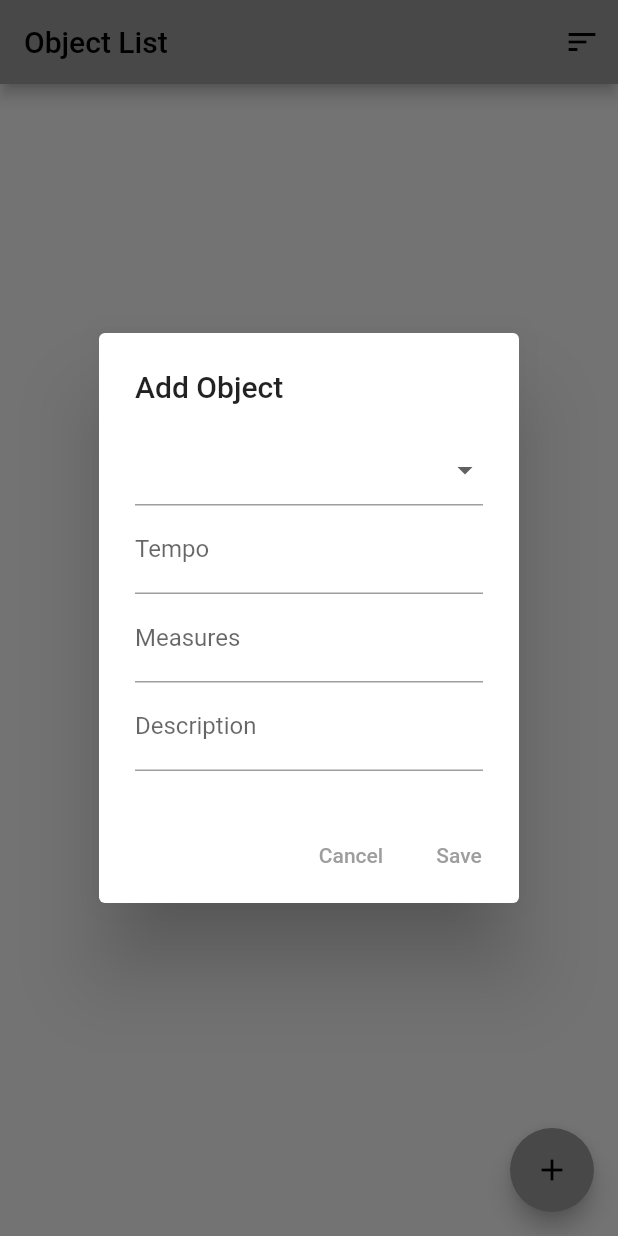
After one commit to JordanRaia/custom-metronome, a Flutter app: the ObjectListPage screen opened directly, after a tap on the "add" icon, on a phone screen of 412 x 824 dp. The commit adds this screen. Run offline on Flutter 3.47's test engine with Material 2 defaults, Android fonts, the phone set to English and light mode, and no system bars; missing offline and left inert: soundpool.

Commit message:
chatgpt tempo.dart

```diff
--- /dev/null
+++ b/lib/tempo.dart
@@ -0,0 +1,469 @@
+import 'package:flutter/material.dart';
+
+void main() => runApp(const MyTempo());
+
+class MyTempo extends StatelessWidget {
+  const MyTempo({super.key});
+
+  @override
+  Widget build(BuildContext context) {
+    return const MaterialApp(
+      title: 'Object List',
+      home: ObjectListPage(),
+    );
+  }
+}
+
+class ObjectListPage extends StatefulWidget {
+  const ObjectListPage({super.key});
+
+  @override
+  // ignore: library_private_types_in_public_api
+  _ObjectListPageState createState() => _ObjectListPageState();
+}
+
+class _ObjectListPageState extends State<ObjectListPage> {
+  // This list contains the data for the objects
+  List<ObjectData> objects = [];
+
+  // This string indicates the current sort mode for the list of objects
+  String sortMode = '';
+
+  @override
+  Widget build(BuildContext context) {
+    return Scaffold(
+      appBar: AppBar(
+        title: const Text('Object List'),
+        // Add a button to the app bar for sorting the list of objects
+        actions: <Widget>[
+          IconButton(
+            icon: const Icon(Icons.sort),
+            // When the button is tapped, show the sort options
+            onPressed: () {
+              showSortOptions(context);
+            },
+          ),
+        ],
+      ),
+      body: ListView.builder(
+        // The item count is the number of objects in the list
+        itemCount: objects.length,
+        // This function creates the widget for a single object
+        itemBuilder: (context, index) {
+          // Get the object data for the current index
+          ObjectData object = objects[index];
+
+          debugPrint('index: $index');
+
+          return ObjectCard(
+            object: object,
+            // When the delete button is tapped, delete the object from the list
+            onDelete: () {
+              setState(() {
+                objects.removeAt(index);
+              });
+            },
+            // When the edit button is tapped, show the edit object dialog
+            onEdit: () {
+              showEditObjectDialog(context, object, index);
+            },
+            index: index,
+          );
+        },
+      ),
+      // Add a floating action button for adding a new object
+      floatingActionButton: FloatingActionButton(
+        child: const Icon(Icons.add),
+        // When the button is tapped, show the add object dialog
+        onPressed: () {
+          showAddObjectDialog(context);
+        },
+      ),
+    );
+  }
+
+  // This function shows a dialog where the user can enter the data for a new object
+  void showAddObjectDialog(BuildContext context) {
+    // Create a text controller for the time signature field
+    final timeSignatureController = TextEditingController();
+    // Create a text controller for the tempo field
+    final tempoController = TextEditingController();
+    // Create a text controller for the number of measures field
+    final measuresController = TextEditingController();
+    // Create a text controller for the description field
+    final descriptionController = TextEditingController();
+
+    // Create a new alert dialog
+    showDialog(
+      context: context,
+      builder: (context) {
+        return AlertDialog(
+          // The dialog has a title
+          title: const Text('Add Object'),
+          // The dialog has a content area that contains the input fields for the object data
+          content: Column(
+            mainAxisSize: MainAxisSize.min,
+            children: <Widget>[
+              // Use a DropdownButton for the time signature field
+              DropdownButtonFormField(
+                items: [
+                  '1/4',
+                  '2/4',
+                  '3/4',
+                  '4/4',
+                  '5/4',
+                  '6/4',
+                  '7/4',
+                  '8/4',
+                ].map((timeSignature) {
+                  return DropdownMenuItem(
+                    value: timeSignature,
+                    child: Text(timeSignature),
+                  );
+                }).toList(),
+                onChanged: (value) {
+                  timeSignatureController.text = value!;
+                },
+              ),
+              // Use a TextFormField for the tempo field
+              TextFormField(
+                controller: tempoController,
+                decoration: const InputDecoration(
+                  labelText: 'Tempo',
+                ),
+                // Only allow numbers to be entered in the tempo field
+                keyboardType: TextInputType.number,
+              ),
+              // Use a TextFormField for the number of measures field
+              TextFormField(
+                controller: measuresController,
+                decoration: const InputDecoration(
+                  labelText: 'Measures',
+                ),
+                // Only allow numbers to be entered in the measures field
+                keyboardType: TextInputType.number,
+              ),
+              // Use a TextFormField for the description field
+              TextFormField(
+                controller: descriptionController,
+                decoration: const InputDecoration(
+                  labelText: 'Description',
+                ),
+              ),
+            ],
+          ),
+          // The dialog has two buttons: one to cancel the operation and one to save the new object
+          actions: <Widget>[
+            TextButton(
+              child: const Text('Cancel'),
+              // When the cancel button is tapped, just close the dialog
+              onPressed: () {
+                Navigator.of(context).pop();
+              },
+            ),
+            TextButton(
+              child: const Text('Save'),
+              // When the save button is tapped, add the new object to the list and close the dialog
+              onPressed: () {
+                setState(() {
+                  // Parse the input fields to get the values for the object data
+                  String timeSignature = timeSignatureController.text;
+                  int tempo = int.tryParse(tempoController.text) ?? 0;
+                  int measures = int.tryParse(measuresController.text) ?? 0;
+                  String description = descriptionController.text;
+
+                  // Add the new object to the list
+                  objects.add(ObjectData(
+                      timeSignature: timeSignature,
+                      tempo: tempo,
+                      measures: measures,
+                      description: description));
+                });
+                Navigator.of(context).pop();
+              },
+            ),
+          ],
+        );
+      },
+    );
+  }
+
+  // This function shows a dialog where the user can edit the data for an existing object
+  void showEditObjectDialog(
+      BuildContext context, ObjectData object, int index) {
+    // Create a text controller for the time signature field
+    final timeSignatureController =
+        TextEditingController(text: object.timeSignature);
+    // Create a text controller for the tempo field
+    final tempoController =
+        TextEditingController(text: object.tempo.toString());
+    // Create a text controller for the number of measures field
+    final measuresController =
+        TextEditingController(text: object.measures.toString());
+    // Create a text controller for the description field
+    final descriptionController =
+        TextEditingController(text: object.description);
+
+    // Create a new alert dialog
+    showDialog(
+      context: context,
+      builder: (context) {
+        return AlertDialog(
+          // The dialog has a title
+          title: const Text('Edit Object'),
+          // The dialog has a content area that contains the input fields for the object data
+          content: Column(
+            mainAxisSize: MainAxisSize.min,
+            children: <Widget>[
+              // Use a DropdownButton for the time signature field
+              DropdownButtonFormField(
+                items: [
+                  '1/4',
+                  '2/4',
+                  '3/4',
+                  '4/4',
+                  '5/4',
+                  '6/4',
+                  '7/4',
+                  '8/4',
+                ].map((timeSignature) {
+                  return DropdownMenuItem(
+                    value: timeSignature,
+                    child: Text(timeSignature),
+                  );
+                }).toList(),
+                onChanged: (value) {
+                  timeSignatureController.text = value!;
+                },
+              ),
+              // Use a TextFormField for the tempo field
+              TextFormField(
+                controller: tempoController,
+                decoration: const InputDecoration(
+                  labelText: 'Tempo',
+                ),
+                // Only allow numbers to be entered in the tempo field
+                keyboardType: TextInputType.number,
+              ),
+              // Use a TextFormField for the number of measures field
+              TextFormField(
+                controller: measuresController,
+                decoration: const InputDecoration(
+                  labelText: 'Measures',
+                ),
+                // Only allow numbers to be entered in the measures field
+                keyboardType: TextInputType.number,
+              ),
+              // Use a TextFormField for the description field
+              TextFormField(
+                controller: descriptionController,
+                decoration: const InputDecoration(
+                  labelText: 'Description',
+                ),
+              ),
+            ],
+          ),
+          // The dialog has two buttons: one to cancel the operation and one to save the edited object
+          actions: <Widget>[
+            TextButton(
+              child: const Text('Cancel'),
+              // When the cancel button is tapped, just close the dialog
+              onPressed: () {
+                Navigator.of(context).pop();
+              },
+            ),
+            TextButton(
+              child: const Text('Save'),
+              // When the save button is tapped, update the object data and close the dialog
+              onPressed: () {
+                setState(() {
+                  // Parse the input fields to get the values for the updated object data
+                  String timeSignature = timeSignatureController.text;
+                  int tempo = int.tryParse(tempoController.text) ?? 0;
+                  int measures = int.tryParse(measuresController.text) ?? 0;
+                  String description = descriptionController.text;
+
+                  // Update the object data in the list
+                  objects[index] = ObjectData(
+                      timeSignature: timeSignature,
+                      tempo: tempo,
+                      measures: measures,
+                      description: description);
+                });
+                Navigator.of(context).pop();
+              },
+            ),
+          ],
+        );
+      },
+    );
+  }
+
+  // This function shows a dialog where the user can select the sort mode for the list of objects
+  void showSortOptions(BuildContext context) {
+    // Create a new alert dialog
+    showDialog(
+      context: context,
+      builder: (context) {
+        return AlertDialog(
+          // The dialog has a title
+          title: const Text('Sort Options'),
+          // The dialog has a content area that contains the options for sorting the list of objects
+          content: Column(
+            mainAxisSize: MainAxisSize.min,
+            children: <Widget>[
+              // Use a radio button for each sort mode
+              RadioListTile(
+                title: const Text('Time Signature'),
+                value: 'timeSignature',
+                groupValue: sortMode,
+                // When the radio button is tapped, set the sort mode to the time signature and sort the list of objects
+                onChanged: (value) {
+                  setState(() {
+                    sortMode = value!;
+                    objects.sort(
+                        (a, b) => a.timeSignature.compareTo(b.timeSignature));
+                  });
+                  Navigator.of(context).pop();
+                },
+              ),
+              RadioListTile(
+                title: const Text('Tempo'),
+                value: 'tempo',
+                groupValue: sortMode,
+                // When the radio button is tapped, set the sort mode to the tempo and sort the list of objects
+                onChanged: (value) {
+                  setState(() {
+                    sortMode = value!;
+                    objects.sort((a, b) => a.tempo.compareTo(b.tempo));
+                    sortMode = value;
+                    objects.sort((a, b) => a.tempo.compareTo(b.tempo));
+                  });
+                  Navigator.of(context).pop();
+                },
+              ),
+              RadioListTile(
+                title: const Text('Measures'),
+                value: 'measures',
+                groupValue: sortMode,
+                // When the radio button is tapped, set the sort mode to the number of measures and sort the list of objects
+                onChanged: (value) {
+                  setState(() {
+                    sortMode = value!;
+                    objects.sort((a, b) => a.measures.compareTo(b.measures));
+                  });
+                  Navigator.of(context).pop();
+                },
+              ),
+              RadioListTile(
+                title: const Text('Description'),
+                value: 'description',
+                groupValue: sortMode,
+                // When the radio button is tapped, set the sort mode to the description and sort the list of objects
+                onChanged: (value) {
+                  setState(() {
+                    sortMode = value!;
+                    objects
+                        .sort((a, b) => a.description.compareTo(b.description));
+                  });
+                  Navigator.of(context).pop();
+                },
+              ),
+            ],
+          ),
+          // The dialog has a button to cancel the operation
+          actions: <Widget>[
+            TextButton(
+              child: const Text('Cancel'),
+              // When the cancel button is tapped, just close the dialog
+              onPressed: () {
+                Navigator.of(context).pop();
+              },
+            ),
+          ],
+        );
+      },
+    );
+  }
+}
+
+// This class represents the data for a single object
+class ObjectData {
+  // The time signature of the object
+  final String timeSignature;
+  // The tempo of the object
+  final int tempo;
+  // The number of measures in the object
+  final int measures;
+  // A description of the object
+  final String description;
+
+  ObjectData(
+      {required this.timeSignature,
+      required this.tempo,
+      required this.measures,
+      required this.description});
+}
+
+// This widget displays the data for a single object and provides buttons for editing or deleting the object
+class ObjectCard extends StatelessWidget {
+  // The object data
+  final ObjectData object;
+  // The index of the object in the list
+  final int index;
+  // The function to call when the object should be edited
+  final Function onEdit;
+  // The function to call when the object should be deleted
+  final Function onDelete;
+
+  const ObjectCard(
+      {super.key,
+      required this.object,
+      required this.index,
+      required this.onEdit,
+      required this.onDelete});
+
+  @override
+  Widget build(BuildContext context) {
+    return Card(
+      child: Padding(
+        padding: const EdgeInsets.all(8.0),
+        child: Column(
+          crossAxisAlignment: CrossAxisAlignment.start,
+          children: <Widget>[
+            // Display the time signature of the object
+            Text('Time Signature: ${object.timeSignature}'),
+            // Display the tempo of the object
+            Text('Tempo: ${object.tempo}'),
+            // Display the number of measures in the object
+            Text('Measures: ${object.measures}'),
+            // Display the description of the object
+            Text('Description: ${object.description}'),
+            // Add a row of buttons for editing and deleting the object
+            Row(
+              mainAxisAlignment: MainAxisAlignment.end,
+              children: <Widget>[
+                // Add a button for editing the object
+                IconButton(
+                  icon: const Icon(Icons.edit),
+                  // When the button is tapped, call the onEdit function
+                  onPressed: () {
+                    onEdit();
+                  },
+                ),
+                // Add a button for deleting the object
+                IconButton(
+                  icon: const Icon(Icons.delete),
+                  // When the button is tapped, call the onDelete function
+                  onPressed: () {
+                    onDelete();
+                  },
+                ),
+              ],
+            ),
+          ],
+        ),
+      ),
+    );
+  }
+}
```
Also changed, not shown: lib/main.dart (+11 -1 lines), 2 other files.
